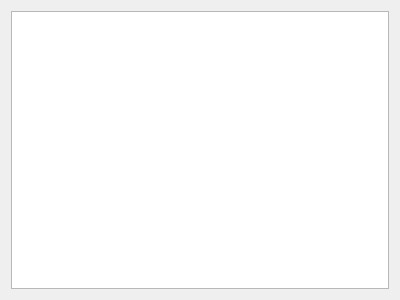
Old version of the form c++/menu/menu_project/table.ui in the repository alessan10/c19-1.
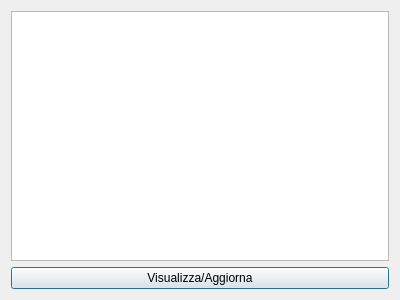
New version of the form.

Patch:
```diff
--- a/c++/menu/menu_project/table.ui
+++ b/c++/menu/menu_project/table.ui
@@ -13,10 +13,17 @@
   <property name="windowTitle">
    <string>Dialog</string>
   </property>
-  <layout class="QHBoxLayout" name="horizontalLayout">
+  <layout class="QVBoxLayout" name="verticalLayout">
    <item>
     <widget class="QTableView" name="tableView"/>
    </item>
+   <item>
+    <widget class="QPushButton" name="pushButton">
+     <property name="text">
+      <string>Visualizza/Aggiorna</string>
+     </property>
+    </widget>
+   </item>
   </layout>
  </widget>
  <resources/>
```
